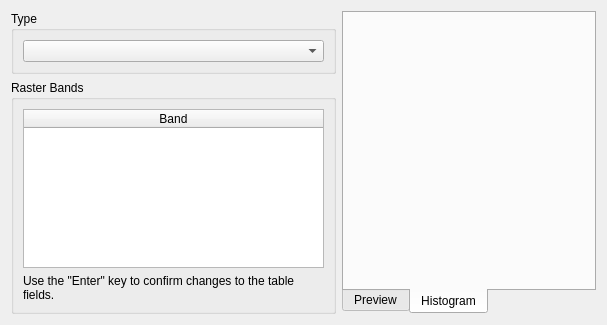
The window that src/terralib/qt/widgets/rp/ui/ContrastWizardPageForm.ui (claudiobogossian/terralib5) describes before a commit, drawn with Qt 5.
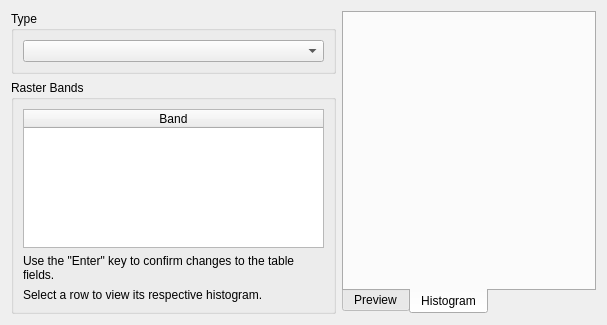
The same window after the commit. The open tabs and pages were chosen to show the change.

Diff of the .ui file:
```diff
--- a/src/terralib/qt/widgets/rp/ui/ContrastWizardPageForm.ui
+++ b/src/terralib/qt/widgets/rp/ui/ContrastWizardPageForm.ui
@@ -150,6 +150,13 @@
           </column>
          </widget>
         </item>
+        <item row="2" column="0">
+         <widget class="QLabel" name="label_2">
+          <property name="text">
+           <string>Select a row to view its respective histogram.</string>
+          </property>
+         </widget>
+        </item>
        </layout>
       </widget>
      </item>
```
Left out of the diff: 23 changed lines with no effect on the pictures.
